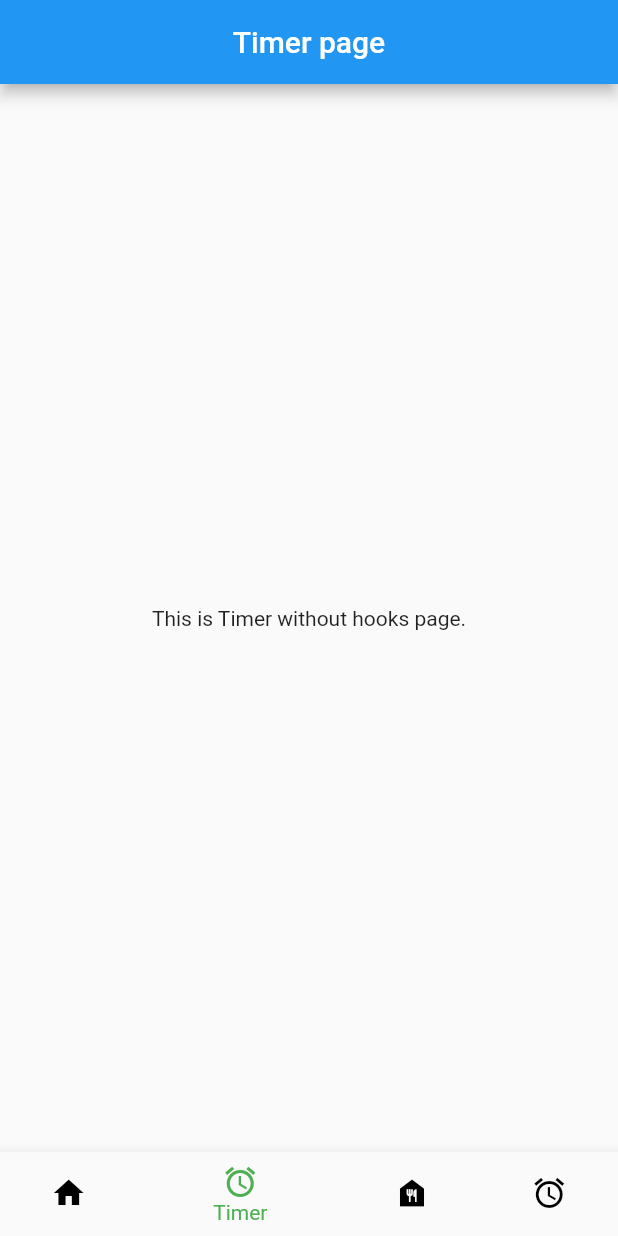
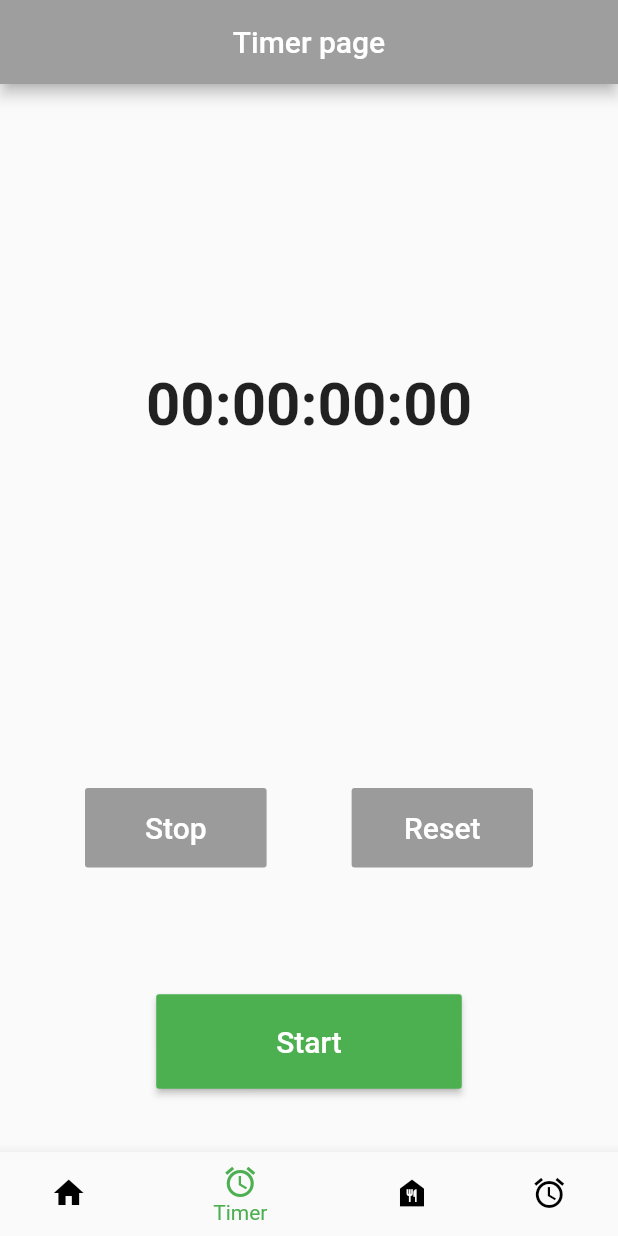
Before and after one commit to Bouba-coder/flutterMiniProject, a Flutter app: the screen it shows after launch, item 2 of the bottom bar chosen, on a phone screen of 412 x 824 dp. Run offline on Flutter 3.47's test engine with Material 2 defaults, Android fonts, the phone set to English and light mode, and no system bars; network calls fail.

Commit message:
homePage + timerPage implement

```diff
--- a/lib/main.dart
+++ b/lib/main.dart
@@ -32,8 +32,8 @@ class _MyBottomBarNavigationState extends State<MyBottomBarNavigation> {
   final List<Widget> _childrenIcon = [
     HomePage(),
     TimerPage(),
-    HtimerPage(),
     FoodPage(),
+    HTimerPage(),
   ];
 
   //icon page changed method
--- a/lib/ui/foodPage.dart
+++ b/lib/ui/foodPage.dart
@@ -14,7 +14,7 @@ class _FoodPageState extends State<FoodPage> {
         centerTitle: true,
       ),
       body: new Center(
-        child: new Text("This the home page."),
+        child: new Text("This the food page."),
       ),
     );
   }
--- a/lib/ui/hookTimerPage.dart
+++ b/lib/ui/hookTimerPage.dart
@@ -1,11 +1,11 @@
 import 'package:flutter/material.dart';
 
-class HtimerPage extends StatefulWidget {
+class HTimerPage extends StatefulWidget {
   @override
-  _HtimerPageState createState() => _HtimerPageState();
+  _HTimerPageState createState() => _HTimerPageState();
 }
 
-class _HtimerPageState extends State<HtimerPage> {
+class _HTimerPageState extends State<HTimerPage> {
   @override
   Widget build(BuildContext context) {
     return new Scaffold(
--- a/lib/ui/timerPage.dart
+++ b/lib/ui/timerPage.dart
@@ -1,4 +1,8 @@
+import 'dart:async';
+
+import 'package:flutter/cupertino.dart';
 import 'package:flutter/material.dart';
+//import 'package:flutterMiniProject/class/Timer.dart';
 
 class TimerPage extends StatefulWidget {
   @override
@@ -6,16 +10,152 @@ class TimerPage extends StatefulWidget {
 }
 
 class _TimerPageState extends State<TimerPage> {
+//Booleans var for functions actions
+  bool _startIsPressed = true;
+  bool _stopIsPressed = true;
+  bool _resetIsPressed = true;
+
+  //timer variable init
+  String _stopTimeToDisplay = "00:00:00:00";
+  final _dur = const Duration(seconds:1);
+  //stop timer var(calling native function)
+  var _swatch = Stopwatch();
+
+  //start timer function
+  void startTimer(){
+    Timer(_dur, keepRunning);
+  }
+
+  void keepRunning(){
+    if(_swatch.isRunning){
+      startTimer();
+    }
+    setState((){
+      _stopTimeToDisplay = _swatch.elapsed.inHours.toString().padLeft(2, "0")
+          + ":" + (_swatch.elapsed.inMinutes%60).toString().padLeft(2, "0")
+          + ":" + (_swatch.elapsed.inSeconds%60).toString().padLeft(2, "0") + ":" + (_swatch.elapsed.inMilliseconds%60).toString().padLeft(2, "0");
+    });
+  }
+
+  void startWatch(){
+    setState((){
+      _stopIsPressed = false;
+      _startIsPressed = false;
+    });
+    _swatch.start();
+    startTimer();
+  }
+
+  //timer stop function
+  void stopWatch(){
+    setState(() {
+      _startIsPressed = true;
+      _resetIsPressed = false;
+    });
+    _swatch.stop();
+  }
+
+  //timer reset button
+  void resetWatch(){
+    setState(() {
+      _startIsPressed = true;
+      _startIsPressed = true;
+    });
+    _swatch.reset();
+    _stopTimeToDisplay = "00:00:00:00";
+  }
+
   @override
   Widget build(BuildContext context) {
     return new Scaffold(
-      appBar: new AppBar(
-        title: new Text("Timer page"),
-        centerTitle: true,
-      ),
-      body: new Center(
-        child: new Text("This is Timer without hooks page."),
-      ),
+        appBar: new AppBar(
+          title: new Text("Timer page"),
+          centerTitle: true,
+          backgroundColor: Colors.grey,
+        ),
+        body: new Material(
+          child: Column(
+            children: <Widget>[
+              Expanded(
+                flex: 6,
+                child: Container(
+                  alignment: Alignment.center,
+                  child: Text(
+                    //timer init
+                    _stopTimeToDisplay,
+                    style: TextStyle(
+                      fontSize: 40.0,
+                      fontWeight: FontWeight.w700,
+                    ),
+                  ),
+                ),
+              ),
+              Expanded(
+                flex: 4,
+                child: Container(
+                  child: Column(
+                    mainAxisAlignment: MainAxisAlignment.spaceAround,
+                    children: <Widget>[
+                      Row(
+                        mainAxisAlignment: MainAxisAlignment.spaceEvenly,
+                        children: <Widget>[
+                          RaisedButton(
+                            //stop function calling onPressed
+                            onPressed: _stopIsPressed ? null : stopWatch,
+                            color: Colors.red,
+                            padding: EdgeInsets.symmetric(
+                              horizontal: 40.0,
+                              vertical: 15.0,
+                            ),
+                            child: Text(
+                              "Stop",
+                              style: TextStyle(
+                                fontSize: 20.0,
+                                color: Colors.white,
+                              ),
+                            ),
+                          ),
+
+                          RaisedButton(
+                            //reset function calling onPressed
+                            onPressed: _resetIsPressed ? null : resetWatch,
+                            color: Colors.teal,
+                            padding: EdgeInsets.symmetric(
+                              horizontal: 35.0,
+                              vertical: 15.0,
+                            ),
+                            child: Text(
+                              "Reset",
+                              style: TextStyle(
+                                fontSize: 20.0,
+                                color: Colors.white,
+                              ),
+                            ),
+                          ),
+                        ],
+                      ),
+                      RaisedButton(
+                        //start function calling onPressed
+                        onPressed: _startIsPressed ? startWatch : null,
+                        color: Colors.green,
+                        padding: EdgeInsets.symmetric(
+                          horizontal: 80.0,
+                          vertical: 20.0,
+                        ),
+                        child: Text(
+                          "Start",
+                          style: TextStyle(
+                            fontSize: 20.0,
+                            color: Colors.white,
+                          ),
+                        ),
+                      ),
+                    ],
+                  ),
+                ),),
+            ],
+          ),
+        ),
     );
   }
 }
```
Also changed, not shown: lib/class/Timer.dart (added, +84 -0 lines), lib/component/Component.dart (added, +68 -0 lines), lib/ui/homePage.dart (+15 -4 lines).
